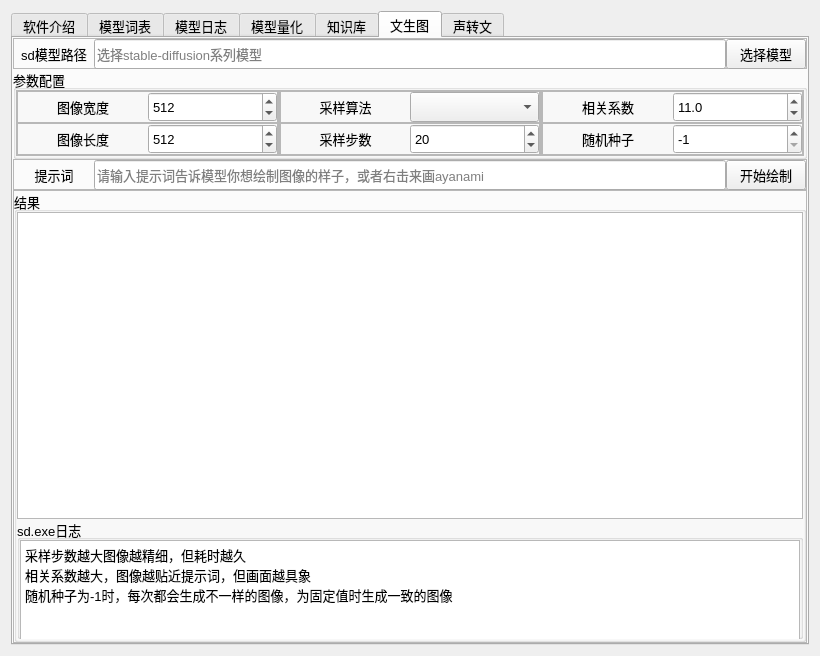
Old version of the form expend.ui in the repository ylsdamxssjxxdd/eva.
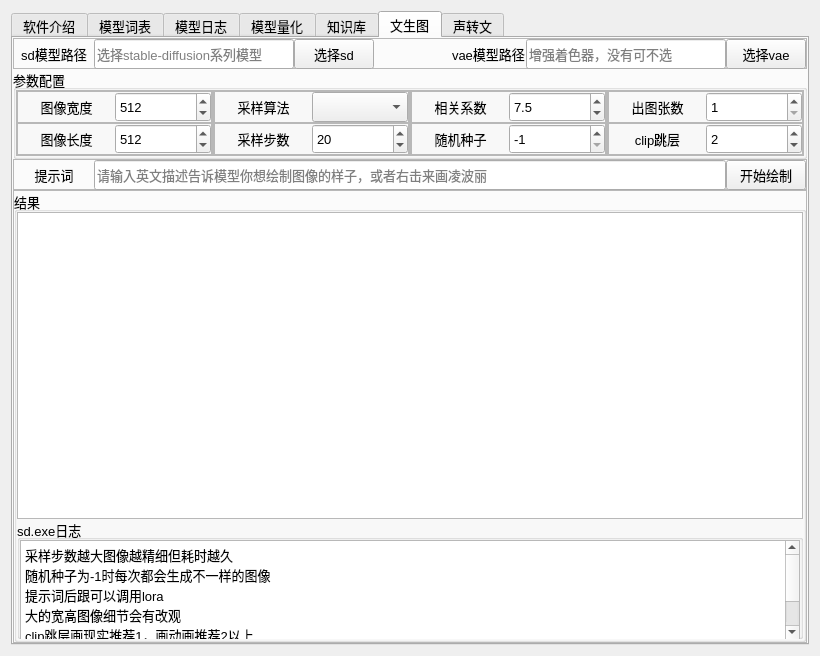
New version of the form.

```diff
--- a/expend.ui
+++ b/expend.ui
@@ -1329,7 +1329,7 @@
            <widget class="QLineEdit" name="sd_modelpath_lineEdit">
             <property name="minimumSize">
              <size>
-              <width>0</width>
+              <width>200</width>
               <height>30</height>
              </size>
             </property>
@@ -1359,7 +1359,77 @@
              </size>
             </property>
             <property name="text">
-             <string>选择模型</string>
+             <string>选择sd</string>
+            </property>
+           </widget>
+          </item>
+          <item>
+           <spacer name="horizontalSpacer_2">
+            <property name="orientation">
+             <enum>Qt::Horizontal</enum>
+            </property>
+            <property name="sizeHint" stdset="0">
+             <size>
+              <width>40</width>
+              <height>20</height>
+             </size>
+            </property>
+           </spacer>
+          </item>
+          <item>
+           <widget class="QLabel" name="label_13">
+            <property name="minimumSize">
+             <size>
+              <width>0</width>
+              <height>30</height>
+             </size>
+            </property>
+            <property name="maximumSize">
+             <size>
+              <width>16777215</width>
+              <height>30</height>
+             </size>
+            </property>
+            <property name="text">
+             <string>vae模型路径</string>
+            </property>
+           </widget>
+          </item>
+          <item>
+           <widget class="QLineEdit" name="sd_vaepath_lineEdit">
+            <property name="minimumSize">
+             <size>
+              <width>200</width>
+              <height>30</height>
+             </size>
+            </property>
+            <property name="maximumSize">
+             <size>
+              <width>16777215</width>
+              <height>30</height>
+             </size>
+            </property>
+            <property name="placeholderText">
+             <string>增强着色器，没有可不选</string>
+            </property>
+           </widget>
+          </item>
+          <item>
+           <widget class="QPushButton" name="sd_vaepath_pushButton">
+            <property name="minimumSize">
+             <size>
+              <width>0</width>
+              <height>30</height>
+             </size>
+            </property>
+            <property name="maximumSize">
+             <size>
+              <width>16777215</width>
+              <height>30</height>
+             </size>
+            </property>
+            <property name="text">
+             <string>选择vae</string>
             </property>
            </widget>
           </item>
@@ -1481,10 +1551,13 @@
                    </size>
                   </property>
                   <property name="minimum">
-                   <number>32</number>
+                   <number>64</number>
                   </property>
                   <property name="maximum">
-                   <number>2048</number>
+                   <number>4096</number>
+                  </property>
+                  <property name="singleStep">
+                   <number>64</number>
                   </property>
                   <property name="value">
                    <number>512</number>
@@ -1561,10 +1634,13 @@
                    </size>
                   </property>
                   <property name="minimum">
-                   <number>32</number>
+                   <number>64</number>
                   </property>
                   <property name="maximum">
-                   <number>2048</number>
+                   <number>4096</number>
+                  </property>
+                  <property name="singleStep">
+                   <number>64</number>
                   </property>
                   <property name="value">
                    <number>512</number>
@@ -1855,7 +1931,7 @@
                    <number>1</number>
                   </property>
                   <property name="value">
-                   <double>11.000000000000000</double>
+                   <double>7.500000000000000</double>
                   </property>
                  </widget>
                 </item>
@@ -1945,6 +2021,196 @@
             </layout>
            </widget>
           </item>
+          <item>
+           <widget class="QFrame" name="frame_20">
+            <property name="frameShape">
+             <enum>QFrame::StyledPanel</enum>
+            </property>
+            <property name="frameShadow">
+             <enum>QFrame::Raised</enum>
+            </property>
+            <layout class="QVBoxLayout" name="verticalLayout_13">
+             <property name="spacing">
+              <number>0</number>
+             </property>
+             <property name="leftMargin">
+              <number>0</number>
+             </property>
+             <property name="topMargin">
+              <number>0</number>
+             </property>
+             <property name="rightMargin">
+              <number>0</number>
+             </property>
+             <property name="bottomMargin">
+              <number>0</number>
+             </property>
+             <item>
+              <widget class="QFrame" name="frame_21">
+               <property name="frameShape">
+                <enum>QFrame::StyledPanel</enum>
+               </property>
+               <property name="frameShadow">
+                <enum>QFrame::Raised</enum>
+               </property>
+               <property name="lineWidth">
+                <number>0</number>
+               </property>
+               <layout class="QHBoxLayout" name="horizontalLayout_36">
+                <property name="spacing">
+                 <number>0</number>
+                </property>
+                <property name="leftMargin">
+                 <number>0</number>
+                </property>
+                <property name="topMargin">
+                 <number>0</number>
+                </property>
+                <property name="rightMargin">
+                 <number>0</number>
+                </property>
+                <property name="bottomMargin">
+                 <number>0</number>
+                </property>
+                <item>
+                 <widget class="QLabel" name="label_20">
+                  <property name="minimumSize">
+                   <size>
+                    <width>0</width>
+                    <height>30</height>
+                   </size>
+                  </property>
+                  <property name="maximumSize">
+                   <size>
+                    <width>16777215</width>
+                    <height>30</height>
+                   </size>
+                  </property>
+                  <property name="lineWidth">
+                   <number>0</number>
+                  </property>
+                  <property name="text">
+                   <string>出图张数</string>
+                  </property>
+                  <property name="alignment">
+                   <set>Qt::AlignCenter</set>
+                  </property>
+                 </widget>
+                </item>
+                <item>
+                 <widget class="QSpinBox" name="sd_batch_count">
+                  <property name="minimumSize">
+                   <size>
+                    <width>0</width>
+                    <height>30</height>
+                   </size>
+                  </property>
+                  <property name="maximumSize">
+                   <size>
+                    <width>16777215</width>
+                    <height>30</height>
+                   </size>
+                  </property>
+                  <property name="minimum">
+                   <number>1</number>
+                  </property>
+                  <property name="maximum">
+                   <number>4096</number>
+                  </property>
+                  <property name="singleStep">
+                   <number>1</number>
+                  </property>
+                  <property name="value">
+                   <number>1</number>
+                  </property>
+                 </widget>
+                </item>
+               </layout>
+              </widget>
+             </item>
+             <item>
+              <widget class="QFrame" name="frame_22">
+               <property name="frameShape">
+                <enum>QFrame::StyledPanel</enum>
+               </property>
+               <property name="frameShadow">
+                <enum>QFrame::Raised</enum>
+               </property>
+               <property name="lineWidth">
+                <number>0</number>
+               </property>
+               <layout class="QHBoxLayout" name="horizontalLayout_37">
+                <property name="spacing">
+                 <number>0</number>
+                </property>
+                <property name="leftMargin">
+                 <number>0</number>
+                </property>
+                <property name="topMargin">
+                 <number>0</number>
+                </property>
+                <property name="rightMargin">
+                 <number>0</number>
+                </property>
+                <property name="bottomMargin">
+                 <number>0</number>
+                </property>
+                <item>
+                 <widget class="QLabel" name="label_21">
+                  <property name="minimumSize">
+                   <size>
+                    <width>0</width>
+                    <height>30</height>
+                   </size>
+                  </property>
+                  <property name="maximumSize">
+                   <size>
+                    <width>16777215</width>
+                    <height>30</height>
+                   </size>
+                  </property>
+                  <property name="lineWidth">
+                   <number>0</number>
+                  </property>
+                  <property name="text">
+                   <string>clip跳层</string>
+                  </property>
+                  <property name="alignment">
+                   <set>Qt::AlignCenter</set>
+                  </property>
+                 </widget>
+                </item>
+                <item>
+                 <widget class="QSpinBox" name="sd_skipclip">
+                  <property name="minimumSize">
+                   <size>
+                    <width>0</width>
+                    <height>30</height>
+                   </size>
+                  </property>
+                  <property name="maximumSize">
+                   <size>
+                    <width>16777215</width>
+                    <height>30</height>
+                   </size>
+                  </property>
+                  <property name="minimum">
+                   <number>1</number>
+                  </property>
+                  <property name="maximum">
+                   <number>5</number>
+                  </property>
+                  <property name="value">
+                   <number>2</number>
+                  </property>
+                 </widget>
+                </item>
+               </layout>
+              </widget>
+             </item>
+            </layout>
+           </widget>
+          </item>
          </layout>
         </widget>
        </item>
@@ -2024,7 +2290,7 @@
              </size>
             </property>
             <property name="placeholderText">
-             <string>请输入提示词告诉模型你想绘制图像的样子，或者右击来画ayanami</string>
+             <string>请输入英文描述告诉模型你想绘制图像的样子，或者右击来画凌波丽</string>
             </property>
            </widget>
           </item>
@@ -2153,9 +2419,12 @@
                    <bool>true</bool>
                   </property>
                   <property name="plainText">
-                   <string>采样步数越大图像越精细，但耗时越久
-相关系数越大，图像越贴近提示词，但画面越具象
-随机种子为-1时，每次都会生成不一样的图像，为固定值时生成一致的图像</string>
+                   <string>采样步数越大图像越精细但耗时越久
+随机种子为-1时每次都会生成不一样的图像
+提示词后跟&lt;lora:lora模型名字:1&gt;可以调用lora
+大的宽高图像细节会有改观
+clip跳层画现实推荐1，画动画推荐2以上
+</string>
                   </property>
                  </widget>
                 </item>
```
Left out of the diff: 17 changed lines with no effect on the pictures.
